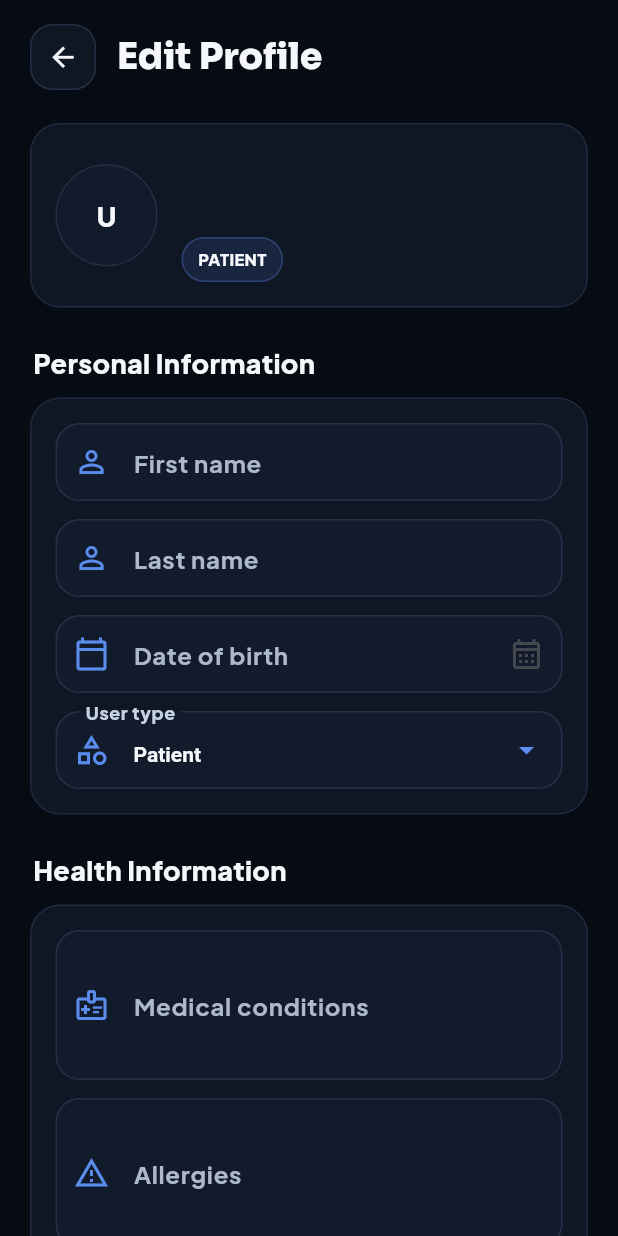
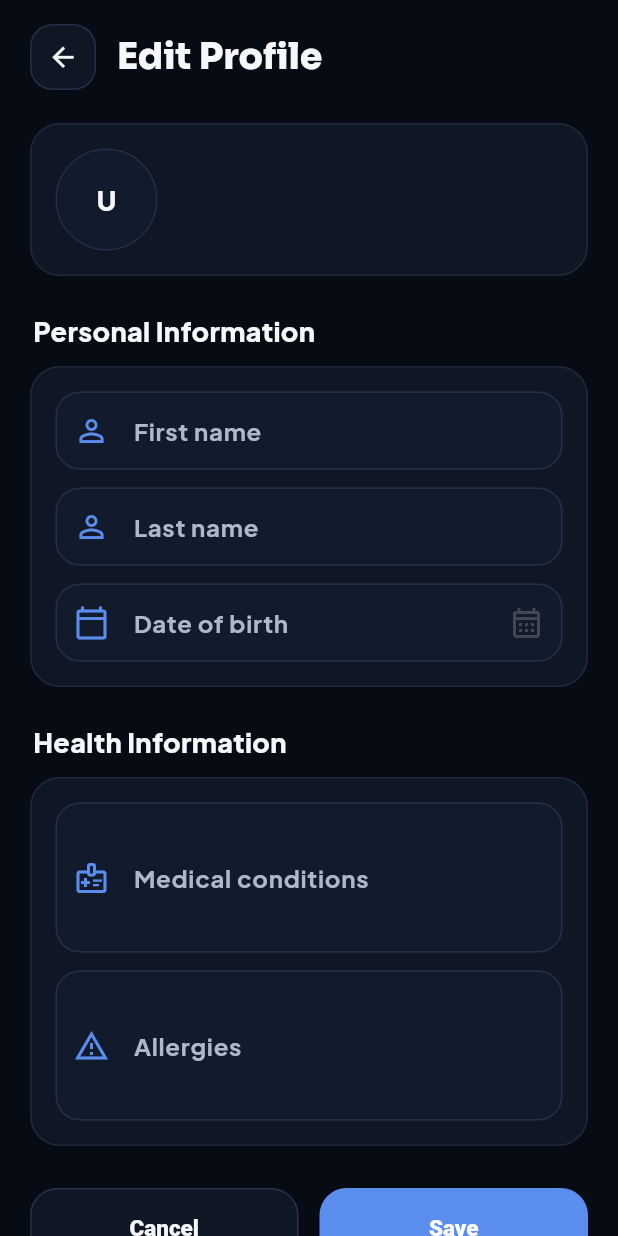
Before and after one commit to matijag13/HealthTrackMe, a Flutter app: the ProfileScreen screen opened by its route, after a tap on "Edit profile", on a phone screen of 412 x 824 dp. Run offline on Flutter 3.47's test engine with Material 3 defaults, Android fonts, the phone set to English and light mode, and no system bars; our stand-ins replace fl_chart, flex_color_scheme, flutter_local_notifications, flutter_slidable, go_router, google_fonts and 10 more; missing offline and left inert: google_sign_in_web, health; accounts and stored records are empty; network calls fail.

Commit message:
Izbrisal userType ker nima smisla.

```diff
--- a/apps/mobile_flutter/lib/screens/edit_profile_screen.dart
+++ b/apps/mobile_flutter/lib/screens/edit_profile_screen.dart
@@ -38,7 +38,6 @@ class _EditProfileScreenState extends State<EditProfileScreen> {
   late final TextEditingController _dobController;
   late final TextEditingController _medicalController;
   late final TextEditingController _allergiesController;
-  late String _userType;
   bool _isSaving = false;
 
   @override
@@ -53,7 +52,6 @@ class _EditProfileScreenState extends State<EditProfileScreen> {
         TextEditingController(text: widget.user.medicalConditions ?? '');
     _allergiesController =
         TextEditingController(text: widget.user.allergies ?? '');
-    _userType = widget.user.userType;
   }
 
   @override
@@ -78,7 +76,7 @@ class _EditProfileScreenState extends State<EditProfileScreen> {
         firstName: _firstNameController.text.trim(),
         lastName: _lastNameController.text.trim(),
         dateOfBirth: _dobController.text.trim(),
-        userType: _userType,
+        userType: widget.user.userType,
         medicalConditions: _medicalController.text.trim().isEmpty
             ? null
             : _medicalController.text.trim(),
@@ -225,8 +223,6 @@ class _EditProfileScreenState extends State<EditProfileScreen> {
                           return null;
                         },
                       ),
-                      const SizedBox(height: 12),
-                      _userTypeDropdown(),
                     ],
                   ),
                   const SizedBox(height: 24),
@@ -313,8 +309,6 @@ class _EditProfileScreenState extends State<EditProfileScreen> {
                   overflow: TextOverflow.ellipsis,
                   style: const TextStyle(color: _secondaryText, fontSize: 13),
                 ),
-                const SizedBox(height: 10),
-                _Badge(text: _userType),
               ],
             ),
           ),
@@ -416,32 +410,6 @@ class _EditProfileScreenState extends State<EditProfileScreen> {
         borderRadius: BorderRadius.circular(16),
         borderSide: const BorderSide(color: _danger, width: 1.4),
       ),
-    );
-  }
-
-  Widget _userTypeDropdown() {
-    return DropdownButtonFormField<String>(
-      initialValue: _userType,
-      dropdownColor: _surfaceAlt,
-      iconEnabledColor: _accent,
-      style: const TextStyle(color: _primaryText, fontWeight: FontWeight.w700),
-      decoration: _inputDecoration(
-        label: 'User type',
-        hint: 'Select user type',
-        icon: Icons.category_outlined,
-      ),
-      items: const [
-        DropdownMenuItem(value: 'PATIENT', child: Text('Patient')),
-        DropdownMenuItem(value: 'ATHLETE', child: Text('Athlete')),
-        DropdownMenuItem(value: 'ELDERLY', child: Text('Elderly')),
-        DropdownMenuItem(
-          value: 'HEALTHCARE_WORKER',
-          child: Text('Healthcare worker'),
-        ),
-      ],
-      onChanged: (value) {
-        if (value != null) setState(() => _userType = value);
-      },
     );
   }
 
@@ -572,34 +540,6 @@ class _Avatar extends StatelessWidget {
   }
 }
 
-class _Badge extends StatelessWidget {
-  final String text;
-
-  const _Badge({required this.text});
-
-  @override
-  Widget build(BuildContext context) {
-    return Container(
-      padding: const EdgeInsets.symmetric(horizontal: 10, vertical: 6),
-      decoration: BoxDecoration(
-        color: _EditProfileScreenState._accent.withValues(alpha: 0.13),
-        borderRadius: BorderRadius.circular(999),
-        border: Border.all(
-          color: _EditProfileScreenState._accent.withValues(alpha: 0.3),
-        ),
-      ),
-      child: Text(
-        text,
-        style: const TextStyle(
-          color: _EditProfileScreenState._primaryText,
-          fontSize: 11,
-          fontWeight: FontWeight.w900,
-        ),
-      ),
-    );
-  }
-}
-
 class _IconButtonSurface extends StatelessWidget {
   final IconData icon;
   final VoidCallback onTap;
--- a/apps/mobile_flutter/lib/screens/profile_screen.dart
+++ b/apps/mobile_flutter/lib/screens/profile_screen.dart
@@ -480,7 +480,6 @@ class _ProfileScreenState extends State<ProfileScreen> {
                   runSpacing: 8,
                   crossAxisAlignment: WrapCrossAlignment.center,
                   children: [
-                    _Badge(text: user.userType),
                     TextButton(
                       onPressed: () => _openEditProfile(user),
                       style: TextButton.styleFrom(
@@ -667,34 +666,6 @@ class _ProfileAvatar extends StatelessWidget {
                 ),
               )
             : null,
-      ),
-    );
-  }
-}
-
-class _Badge extends StatelessWidget {
-  final String text;
-
-  const _Badge({required this.text});
-
-  @override
-  Widget build(BuildContext context) {
-    return Container(
-      padding: const EdgeInsets.symmetric(horizontal: 10, vertical: 6),
-      decoration: BoxDecoration(
-        color: _ProfileScreenState._accent.withValues(alpha: 0.13),
-        borderRadius: BorderRadius.circular(999),
-        border: Border.all(
-          color: _ProfileScreenState._accent.withValues(alpha: 0.3),
-        ),
-      ),
-      child: Text(
-        text,
-        style: const TextStyle(
-          color: _ProfileScreenState._primaryText,
-          fontSize: 11,
-          fontWeight: FontWeight.w900,
-        ),
       ),
     );
   }
```
Also changed, not shown: apps/mobile_flutter/lib/screens/register_screen.dart (+2 -37 lines).
